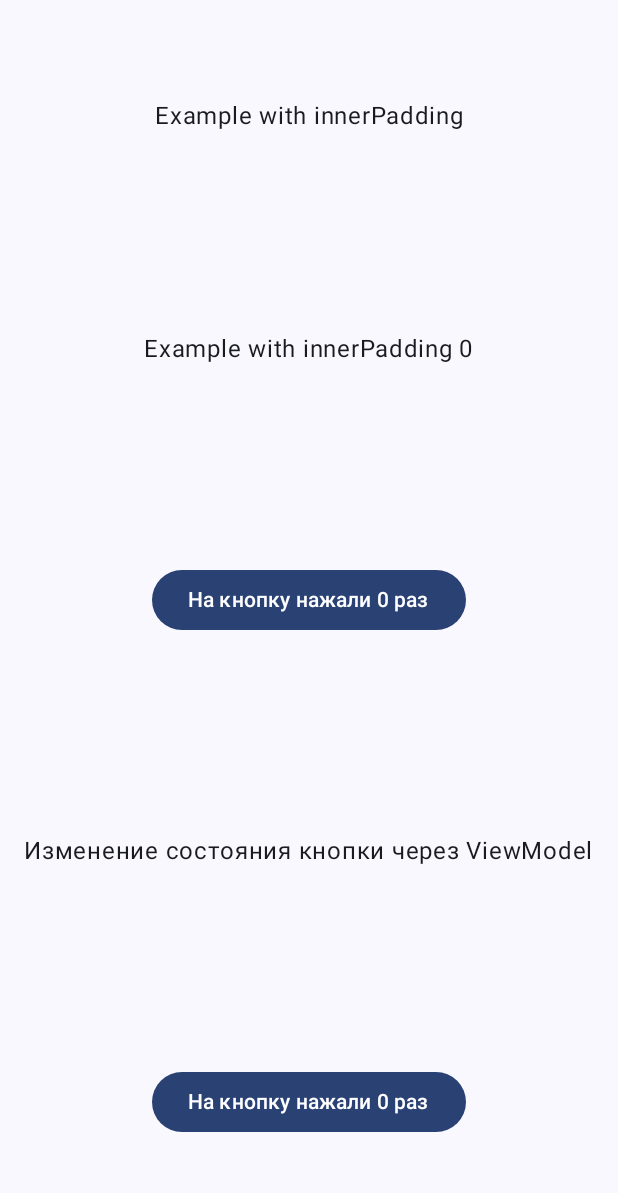
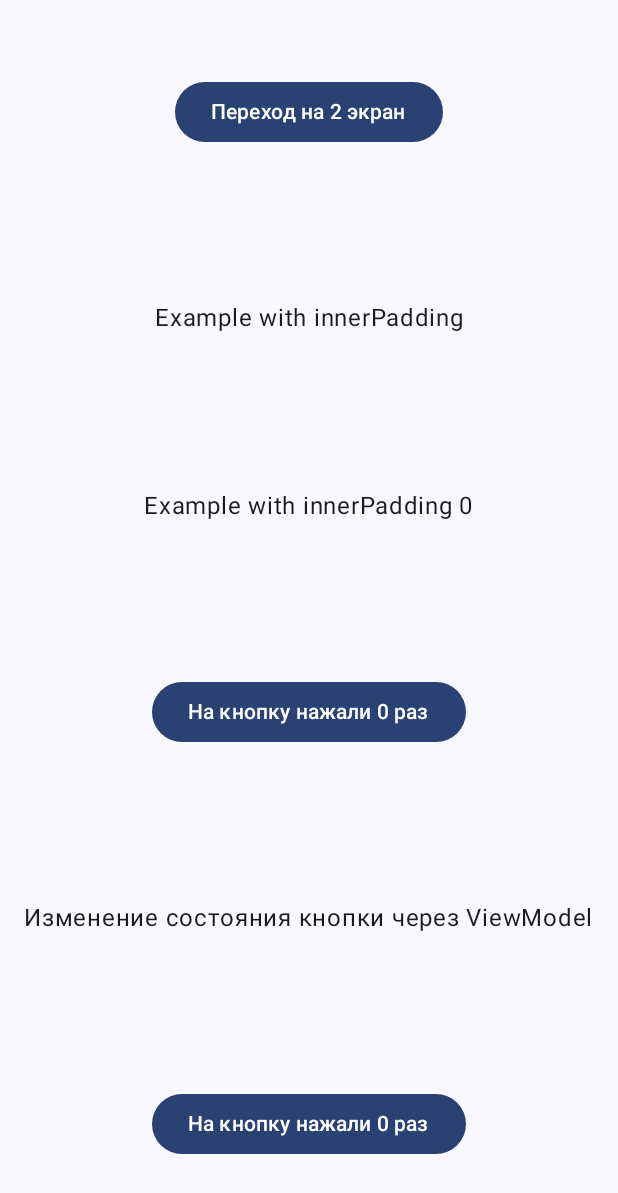
Before and after one commit to docfr10/Lesson-ViewModel-Navigation, an Android app built with Jetpack Compose: the screen it shows after launch (MainActivity), on a phone screen of 412 x 824 dp. Shown: the top 1193 px of the screen. Run offline under Robolectric (Android 15) with nearby library versions, the phone set to English and light mode, and no system bars.

Commit message:
Lesson 2

```diff
--- a/app/build.gradle.kts
+++ b/app/build.gradle.kts
@@ -45,6 +45,7 @@ dependencies {
     implementation(libs.androidx.compose.ui.tooling.preview)
     implementation(libs.androidx.core.ktx)
     implementation(libs.androidx.lifecycle.runtime.ktx)
+    implementation(libs.androidx.navigation.compose)
     testImplementation(libs.junit)
     androidTestImplementation(platform(libs.androidx.compose.bom))
     androidTestImplementation(libs.androidx.compose.ui.test.junit4)
--- a/app/src/main/java/com/example/lesson_viewmodel_navigation/MainActivity.kt
+++ b/app/src/main/java/com/example/lesson_viewmodel_navigation/MainActivity.kt
@@ -4,21 +4,9 @@ import android.os.Bundle
 import androidx.activity.ComponentActivity
 import androidx.activity.compose.setContent
 import androidx.activity.enableEdgeToEdge
-import androidx.compose.foundation.layout.Arrangement
-import androidx.compose.foundation.layout.Column
-import androidx.compose.foundation.layout.PaddingValues
 import androidx.compose.foundation.layout.fillMaxSize
-import androidx.compose.foundation.layout.padding
-import androidx.compose.material3.Button
 import androidx.compose.material3.Scaffold
-import androidx.compose.material3.Text
-import androidx.compose.runtime.Composable
-import androidx.compose.runtime.collectAsState
-import androidx.compose.runtime.mutableIntStateOf
-import androidx.compose.runtime.saveable.rememberSaveable
-import androidx.compose.ui.Alignment
 import androidx.compose.ui.Modifier
-import androidx.lifecycle.viewmodel.compose.viewModel
 import com.example.lesson_viewmodel_navigation.ui.theme.LessonViewModelNavigationTheme
 
 class MainActivity : ComponentActivity() {
@@ -30,54 +18,9 @@ class MainActivity : ComponentActivity() {
                 // Контейнер, являющийся "основой" для других компонентов
                 // позволяет автоматически учитывать отступы от границ экрана любых
                 Scaffold(modifier = Modifier.fillMaxSize()) { innerPadding ->
-                    // Вариант инициализации ViewModel в виде объекта
-                    val mainViewModel: MainViewModel = viewModel()
-
-                    MainScreen(
-                        innerPadding = innerPadding,
-                        mainViewModel = mainViewModel,
-                        onSetCount = mainViewModel::setCount
-                    )
+                    Navigation(innerPadding = innerPadding)
                 }
             }
         }
     }
 }
-
-@Composable
-fun MainScreen(
-    innerPadding: PaddingValues,
-    // Вариант инициализации ViewModel в функции
-    mainViewModel: MainViewModel = viewModel(),
-    // Инициализация другой функции как объекта
-    onSetCount: () -> Unit
-) {
-    // Механизм rememberSaveable позволяет сохранить значение переменной после
-    // поворота экрана
-    val count = rememberSaveable { mutableIntStateOf(0) }
-
-    // Чтение состояния из viewModel
-    val viewModelCount = mainViewModel.count.collectAsState()
-
-    Column(
-        modifier = Modifier
-            .fillMaxSize()
-            .padding(innerPadding),
-        verticalArrangement = Arrangement.SpaceAround,
-        horizontalAlignment = Alignment.CenterHorizontally
-    ) {
-        Text("Example with innerPadding")
-
-        Text("Example with innerPadding ${count.intValue}")
-
-        Button(onClick = { count.intValue++ }) {
-            Text("На кнопку нажали ${count.intValue} раз")
-        }
-
-        Text("Изменение состояния кнопки через ViewModel")
-
-        Button(onClick = { onSetCount() }) {
-            Text("На кнопку нажали ${viewModelCount.value} раз")
-        }
-    }
-}
--- /dev/null
+++ b/app/src/main/java/com/example/lesson_viewmodel_navigation/MainScreen.kt
@@ -0,0 +1,62 @@
+package com.example.lesson_viewmodel_navigation
+
+import androidx.compose.foundation.layout.Arrangement
+import androidx.compose.foundation.layout.Column
+import androidx.compose.foundation.layout.fillMaxSize
+import androidx.compose.material3.Button
+import androidx.compose.material3.Text
+import androidx.compose.runtime.Composable
+import androidx.compose.runtime.collectAsState
+import androidx.compose.runtime.mutableIntStateOf
+import androidx.compose.runtime.saveable.rememberSaveable
+import androidx.compose.ui.Alignment
+import androidx.compose.ui.Modifier
+import androidx.lifecycle.viewmodel.compose.viewModel
+import androidx.navigation.NavHostController
+
+@Composable
+fun MainScreen(
+// Вариант инициализации ViewModel в функции
+    mainViewModel: MainViewModel = viewModel(),
+    // Инициализация другой функции как объекта
+    onSetCount: () -> Unit,
+    navController: NavHostController
+) {
+    // Механизм rememberSaveable позволяет сохранить значение переменной после
+    // поворота экрана
+    val count = rememberSaveable { mutableIntStateOf(0) }
+
+    // Чтение состояния из viewModel
+    val viewModelCount = mainViewModel.count.collectAsState()
+
+    Column(
+        modifier = Modifier.fillMaxSize(),
+        verticalArrangement = Arrangement.SpaceAround,
+        horizontalAlignment = Alignment.CenterHorizontally
+    ) {
+        Button(onClick = {
+            // Перемещение на другой экран
+            navController.navigate("SecondScreen") {
+                // Очистка всех экранов из стека для выхода из приложения,
+                // а не возврата к экранам
+                popUpTo(0) { inclusive = true }
+            }
+        }) {
+            Text("Переход на 2 экран")
+        }
+
+        Text("Example with innerPadding")
+
+        Text("Example with innerPadding ${count.intValue}")
+
+        Button(onClick = { count.intValue++ }) {
+            Text("На кнопку нажали ${count.intValue} раз")
+        }
+
+        Text("Изменение состояния кнопки через ViewModel")
+
+        Button(onClick = { onSetCount() }) {
+            Text("На кнопку нажали ${viewModelCount.value} раз")
+        }
+    }
+}
--- /dev/null
+++ b/app/src/main/java/com/example/lesson_viewmodel_navigation/Navigation.kt
@@ -0,0 +1,55 @@
+package com.example.lesson_viewmodel_navigation
+
+import androidx.compose.animation.AnimatedContentTransitionScope
+import androidx.compose.foundation.layout.PaddingValues
+import androidx.compose.foundation.layout.padding
+import androidx.compose.runtime.Composable
+import androidx.compose.ui.Modifier
+import androidx.lifecycle.viewmodel.compose.viewModel
+import androidx.navigation.compose.NavHost
+import androidx.navigation.compose.composable
+import androidx.navigation.compose.rememberNavController
+
+@Composable
+fun Navigation(innerPadding: PaddingValues) {
+    // NavController - системный класс для
+    // управления перемещениями между экранами
+    val navController = rememberNavController()
+
+    val mainViewModel: MainViewModel = viewModel()
+
+    // NavHost - хост, определяющий экраны,
+    // по которым можно будет перемещаться
+    NavHost(
+        modifier = Modifier.padding(innerPadding),
+        navController = navController,
+        startDestination = "MainScreen"
+    ) {
+        // Перечисление экранов, route указывает название экрана
+        composable(
+            "MainScreen",
+            // Пример анимации перехода между экранами
+            enterTransition = {
+                slideIntoContainer(towards = AnimatedContentTransitionScope.SlideDirection.Start)
+            }
+        ) {
+            MainScreen(
+                navController = navController,
+                mainViewModel = mainViewModel,
+                onSetCount = mainViewModel::setCount
+            )
+        }
+
+        composable(
+            "SecondScreen",
+            enterTransition = {
+                slideIntoContainer(towards = AnimatedContentTransitionScope.SlideDirection.Up)
+            }
+        ) {
+            SecondScreen(
+                navController = navController,
+                mainViewModel = mainViewModel
+            )
+        }
+    }
+}
--- a/gradle/libs.versions.toml
+++ b/gradle/libs.versions.toml
@@ -8,6 +8,7 @@ lifecycleRuntimeKtx = "2.11.0"
 activityCompose = "1.13.0"
 kotlin = "2.2.10"
 composeBom = "2026.02.01"
+navigationCompose = "2.10.2"
 
 [libraries]
 androidx-core-ktx = { group = "androidx.core", name = "core-ktx", version.ref = "coreKtx" }
@@ -24,6 +25,7 @@ androidx-compose-ui-tooling-preview = { group = "androidx.compose.ui", name = "u
 androidx-compose-ui-test-manifest = { group = "androidx.compose.ui", name = "ui-test-manifest" }
 androidx-compose-ui-test-junit4 = { group = "androidx.compose.ui", name = "ui-test-junit4" }
 androidx-compose-material3 = { group = "androidx.compose.material3", name = "material3" }
+androidx-navigation-compose = { group = "androidx.navigation", name = "navigation-compose", version.ref = "navigationCompose" }
 
 [plugins]
 android-application = { id = "com.android.application", version.ref = "agp" }
```
Also changed, not shown: app/src/main/java/com/example/lesson_viewmodel_navigation/SecondScreen.kt (added, +21 -0 lines).
